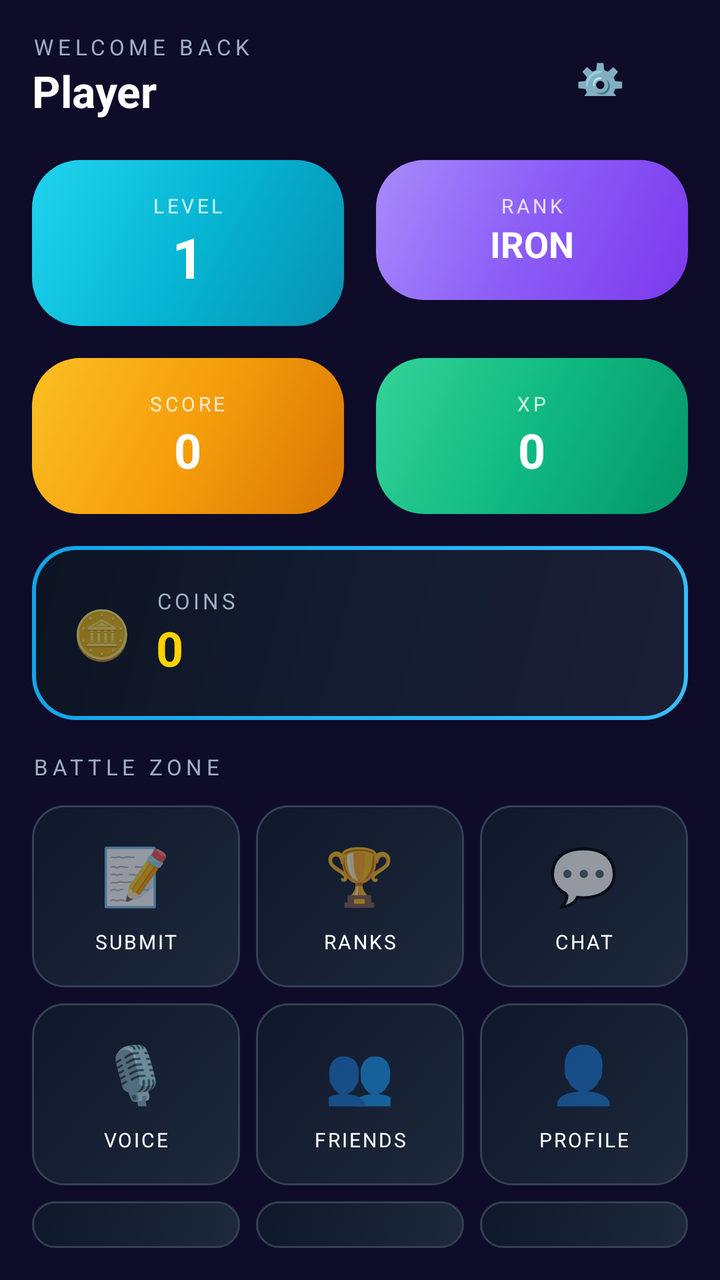
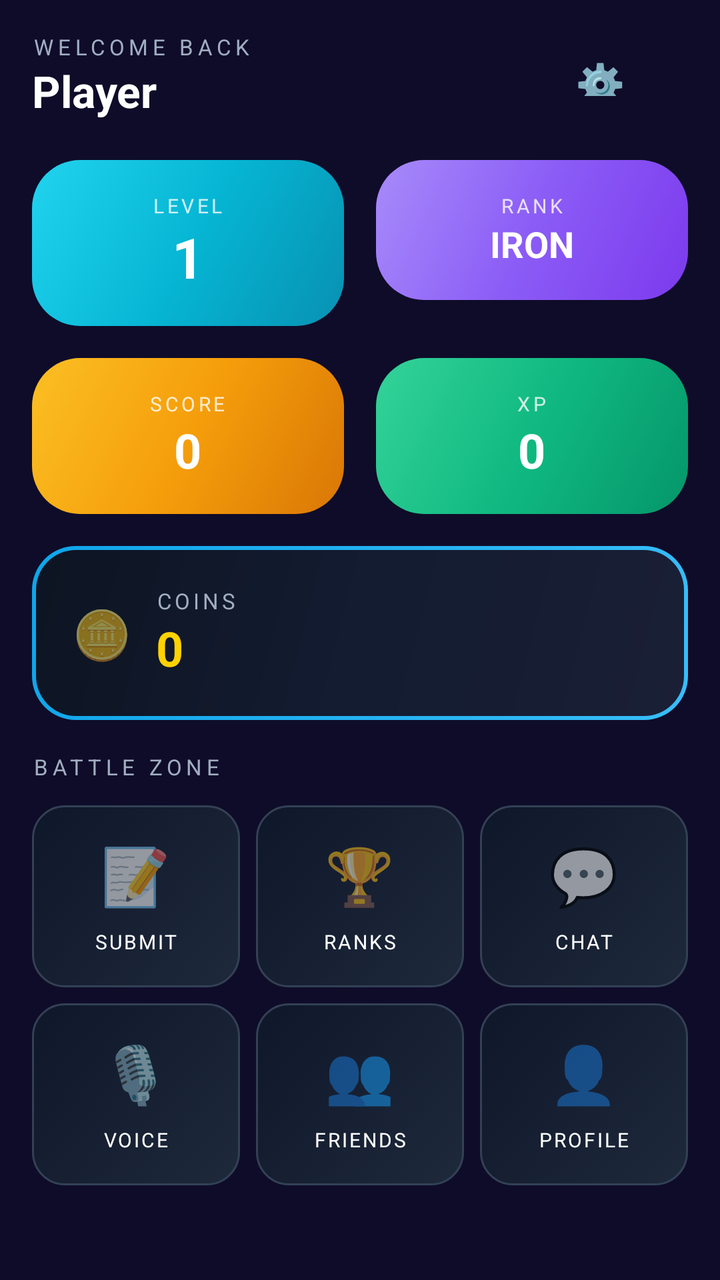

The first picture is an Android layout as it rendered before a commit; the second is the same layout after the commit. The layout source and the unified diff follow.
<!-- AndroidManifest.xml: activity theme Theme.ZeroStress -->
<!-- res/layout/activity_player_dashboard.xml -->
<?xml version="1.0" encoding="utf-8"?>
<LinearLayout xmlns:android="http://schemas.android.com/apk/res/android"
    xmlns:app="http://schemas.android.com/apk/res-auto"
    android:layout_width="match_parent"
    android:layout_height="match_parent"
    android:orientation="vertical"
    android:background="@color/bg_main"
    android:padding="16dp">

    
    <LinearLayout
        android:layout_width="match_parent"
        android:layout_height="wrap_content"
        android:orientation="horizontal"
        android:gravity="center_vertical"
        android:layout_marginBottom="20dp">

        <LinearLayout
            android:layout_width="0dp"
            android:layout_height="wrap_content"
            android:layout_weight="1"
            android:orientation="vertical">

            <TextView
                android:layout_width="wrap_content"
                android:layout_height="wrap_content"
                android:text="WELCOME BACK"
                android:textColor="@color/text_secondary"
                android:textSize="11sp"
                android:letterSpacing="0.2" />

            <TextView
                android:id="@+id/tvPlayerName"
                android:layout_width="wrap_content"
                android:layout_height="wrap_content"
                android:text="Player"
                android:textColor="@color/text_primary"
                android:textSize="22sp"
                android:textStyle="bold" />
        </LinearLayout>

        <com.google.android.material.button.MaterialButton
            android:id="@+id/btnSettings"
            style="@style/Widget.MaterialComponents.Button.TextButton"
            android:layout_width="wrap_content"
            android:layout_height="40dp"
            android:text="⚙️"
            android:textSize="20sp"
            app:backgroundTint="@android:color/transparent" />
    </LinearLayout>

    
    <LinearLayout
        android:layout_width="match_parent"
        android:layout_height="wrap_content"
        android:orientation="horizontal"
        android:layout_marginBottom="16dp">

        
        <LinearLayout
            android:layout_width="0dp"
            android:layout_height="wrap_content"
            android:layout_weight="1"
            android:layout_marginEnd="8dp"
            android:orientation="vertical"
            android:background="@drawable/bg_gradient_cyan"
            android:padding="16dp"
            android:gravity="center">

            <TextView
                android:layout_width="wrap_content"
                android:layout_height="wrap_content"
                android:text="LEVEL"
                android:textColor="@color/white"
                android:textSize="10sp"
                android:letterSpacing="0.15"
                android:alpha="0.8" />

            <TextView
                android:id="@+id/tvLevel"
                android:layout_width="wrap_content"
                android:layout_height="wrap_content"
                android:text="1"
                android:textColor="@color/white"
                android:textSize="28sp"
                android:textStyle="bold" />
        </LinearLayout>

        
        <LinearLayout
            android:layout_width="0dp"
            android:layout_height="wrap_content"
            android:layout_weight="1"
            android:layout_marginStart="8dp"
            android:orientation="vertical"
            android:background="@drawable/bg_gradient_purple"
            android:padding="16dp"
            android:gravity="center">

            <TextView
                android:layout_width="wrap_content"
                android:layout_height="wrap_content"
                android:text="RANK"
                android:textColor="@color/white"
                android:textSize="10sp"
                android:letterSpacing="0.15"
                android:alpha="0.8" />

            <TextView
                android:id="@+id/tvRank"
                android:layout_width="wrap_content"
                android:layout_height="wrap_content"
                android:text="IRON"
                android:textColor="@color/white"
                android:textSize="18sp"
                android:textStyle="bold"
                android:textAllCaps="true" />
        </LinearLayout>
    </LinearLayout>

    
    <LinearLayout
        android:layout_width="match_parent"
        android:layout_height="wrap_content"
        android:orientation="horizontal"
        android:layout_marginBottom="16dp">

        
        <LinearLayout
            android:layout_width="0dp"
            android:layout_height="wrap_content"
            android:layout_weight="1"
            android:layout_marginEnd="8dp"
            android:orientation="vertical"
            android:background="@drawable/bg_gradient_gold"
            android:padding="16dp"
            android:gravity="center">

            <TextView
                android:layout_width="wrap_content"
                android:layout_height="wrap_content"
                android:text="SCORE"
                android:textColor="@color/white"
                android:textSize="10sp"
                android:letterSpacing="0.15"
                android:alpha="0.8" />

            <TextView
                android:id="@+id/tvScore"
                android:layout_width="wrap_content"
                android:layout_height="wrap_content"
                android:text="0"
                android:textColor="@color/white"
                android:textSize="24sp"
                android:textStyle="bold" />
        </LinearLayout>

        
        <LinearLayout
            android:layout_width="0dp"
            android:layout_height="wrap_content"
            android:layout_weight="1"
            android:layout_marginStart="8dp"
            android:orientation="vertical"
            android:background="@drawable/bg_gradient_green"
            android:padding="16dp"
            android:gravity="center">

            <TextView
                android:layout_width="wrap_content"
                android:layout_height="wrap_content"
                android:text="XP"
                android:textColor="@color/white"
                android:textSize="10sp"
                android:letterSpacing="0.15"
                android:alpha="0.8" />

            <TextView
                android:id="@+id/tvXp"
                android:layout_width="wrap_content"
                android:layout_height="wrap_content"
                android:text="0"
                android:textColor="@color/white"
                android:textSize="24sp"
                android:textStyle="bold" />
        </LinearLayout>
    </LinearLayout>

    
    <LinearLayout
        android:layout_width="match_parent"
        android:layout_height="wrap_content"
        android:orientation="vertical"
        android:background="@drawable/bg_gaming_card_glow"
        android:padding="20dp"
        android:layout_marginBottom="16dp">

        <LinearLayout
            android:layout_width="wrap_content"
            android:layout_height="wrap_content"
            android:orientation="horizontal"
            android:gravity="center_vertical">

            <TextView
                android:layout_width="wrap_content"
                android:layout_height="wrap_content"
                android:text="🪙"
                android:textSize="24sp"
                android:layout_marginEnd="12dp" />

            <LinearLayout
                android:layout_width="wrap_content"
                android:layout_height="wrap_content"
                android:orientation="vertical">

                <TextView
                    android:layout_width="wrap_content"
                    android:layout_height="wrap_content"
                    android:text="COINS"
                    android:textColor="@color/text_secondary"
                    android:textSize="11sp"
                    android:letterSpacing="0.15" />

                <TextView
                    android:id="@+id/tvCoins"
                    android:layout_width="wrap_content"
                    android:layout_height="wrap_content"
                    android:text="0"
                    android:textColor="@color/gold"
                    android:textSize="24sp"
                    android:textStyle="bold" />
            </LinearLayout>
        </LinearLayout>
    </LinearLayout>

    
    <TextView
        android:layout_width="wrap_content"
        android:layout_height="wrap_content"
        android:text="BATTLE ZONE"
        android:textColor="@color/text_secondary"
        android:textSize="11sp"
        android:letterSpacing="0.2"
        android:layout_marginBottom="12dp" />

    <LinearLayout
        android:layout_width="match_parent"
        android:layout_height="wrap_content"
        android:orientation="horizontal"
        android:layout_marginBottom="8dp">

        
        <LinearLayout
            android:id="@+id/btnSubmitMatch"
            android:layout_width="0dp"
            android:layout_height="wrap_content"
            android:layout_weight="1"
            android:layout_marginEnd="4dp"
            android:orientation="vertical"
            android:background="@drawable/bg_gaming_nav_button"
            android:padding="16dp"
            android:gravity="center"
            android:clickable="true"
            android:focusable="true">

            <TextView
                android:layout_width="wrap_content"
                android:layout_height="wrap_content"
                android:text="📝"
                android:textSize="28sp" />

            <TextView
                android:layout_width="wrap_content"
                android:layout_height="wrap_content"
                android:text="SUBMIT"
                android:textColor="@color/text_primary"
                android:textSize="10sp"
                android:letterSpacing="0.1"
                android:layout_marginTop="8dp" />
        </LinearLayout>

        
        <LinearLayout
            android:id="@+id/btnLeaderboard"
            android:layout_width="0dp"
            android:layout_height="wrap_content"
            android:layout_weight="1"
            android:layout_marginStart="4dp"
            android:layout_marginEnd="4dp"
            android:orientation="vertical"
            android:background="@drawable/bg_gaming_nav_button"
            android:padding="16dp"
            android:gravity="center"
            android:clickable="true"
            android:focusable="true">

            <TextView
                android:layout_width="wrap_content"
                android:layout_height="wrap_content"
                android:text="🏆"
                android:textSize="28sp" />

            <TextView
                android:layout_width="wrap_content"
                android:layout_height="wrap_content"
                android:text="RANKS"
                android:textColor="@color/text_primary"
                android:textSize="10sp"
                android:letterSpacing="0.1"
                android:layout_marginTop="8dp" />
        </LinearLayout>

        
        <LinearLayout
            android:id="@+id/btnChat"
            android:layout_width="0dp"
            android:layout_height="wrap_content"
            android:layout_weight="1"
            android:layout_marginStart="4dp"
            android:orientation="vertical"
            android:background="@drawable/bg_gaming_nav_button"
            android:padding="16dp"
            android:gravity="center"
            android:clickable="true"
            android:focusable="true">

            <TextView
                android:layout_width="wrap_content"
                android:layout_height="wrap_content"
                android:text="💬"
                android:textSize="28sp" />

            <TextView
                android:layout_width="wrap_content"
                android:layout_height="wrap_content"
                android:text="CHAT"
                android:textColor="@color/text_primary"
                android:textSize="10sp"
                android:letterSpacing="0.1"
                android:layout_marginTop="8dp" />
        </LinearLayout>
    </LinearLayout>

    <LinearLayout
        android:layout_width="match_parent"
        android:layout_height="wrap_content"
        android:orientation="horizontal"
        android:layout_marginBottom="8dp">

        
        <LinearLayout
            android:id="@+id/btnVoice"
            android:layout_width="0dp"
            android:layout_height="wrap_content"
            android:layout_weight="1"
            android:layout_marginEnd="4dp"
            android:orientation="vertical"
            android:background="@drawable/bg_gaming_nav_button"
            android:padding="16dp"
            android:gravity="center"
            android:clickable="true"
            android:focusable="true">

            <TextView
                android:layout_width="wrap_content"
                android:layout_height="wrap_content"
                android:text="🎙️"
                android:textSize="28sp" />

            <TextView
                android:layout_width="wrap_content"
                android:layout_height="wrap_content"
                android:text="VOICE"
                android:textColor="@color/text_primary"
                android:textSize="10sp"
                android:letterSpacing="0.1"
                android:layout_marginTop="8dp" />
        </LinearLayout>

        
        <LinearLayout
            android:id="@+id/btnFriends"
            android:layout_width="0dp"
            android:layout_height="wrap_content"
            android:layout_weight="1"
            android:layout_marginStart="4dp"
            android:layout_marginEnd="4dp"
            android:orientation="vertical"
            android:background="@drawable/bg_gaming_nav_button"
            android:padding="16dp"
            android:gravity="center"
            android:clickable="true"
            android:focusable="true">

            <TextView
                android:layout_width="wrap_content"
                android:layout_height="wrap_content"
                android:text="👥"
                android:textSize="28sp" />

            <TextView
                android:layout_width="wrap_content"
                android:layout_height="wrap_content"
                android:text="FRIENDS"
                android:textColor="@color/text_primary"
                android:textSize="10sp"
                android:letterSpacing="0.1"
                android:layout_marginTop="8dp" />
        </LinearLayout>

        
        <LinearLayout
            android:id="@+id/btnProfile"
            android:layout_width="0dp"
            android:layout_height="wrap_content"
            android:layout_weight="1"
            android:layout_marginStart="4dp"
            android:orientation="vertical"
            android:background="@drawable/bg_gaming_nav_button"
            android:padding="16dp"
            android:gravity="center"
            android:clickable="true"
            android:focusable="true">

            <TextView
                android:layout_width="wrap_content"
                android:layout_height="wrap_content"
                android:text="👤"
                android:textSize="28sp" />

            <TextView
                android:layout_width="wrap_content"
                android:layout_height="wrap_content"
                android:text="PROFILE"
                android:textColor="@color/text_primary"
                android:textSize="10sp"
                android:letterSpacing="0.1"
                android:layout_marginTop="8dp" />
        </LinearLayout>
    </LinearLayout>

    <LinearLayout
        android:layout_width="match_parent"
        android:layout_height="wrap_content"
        android:orientation="horizontal">

        
        <LinearLayout
            android:id="@+id/btnAchievements"
            android:layout_width="0dp"
            android:layout_height="wrap_content"
            android:layout_weight="1"
            android:layout_marginEnd="4dp"
            android:orientation="vertical"
            android:background="@drawable/bg_gaming_nav_button"
            android:padding="16dp"
            android:gravity="center"
            android:clickable="true"
            android:focusable="true">

            <TextView
                android:layout_width="wrap_content"
                android:layout_height="wrap_content"
                android:text="🏅"
                android:textSize="28sp" />

            <TextView
                android:layout_width="wrap_content"
                android:layout_height="wrap_content"
                android:text="AWARDS"
                android:textColor="@color/text_primary"
                android:textSize="10sp"
                android:letterSpacing="0.1"
                android:layout_marginTop="8dp" />
        </LinearLayout>

        
        <LinearLayout
            android:id="@+id/btnSeasons"
            android:layout_width="0dp"
            android:layout_height="wrap_content"
            android:layout_weight="1"
            android:layout_marginStart="4dp"
            android:layout_marginEnd="4dp"
            android:orientation="vertical"
            android:background="@drawable/bg_gaming_nav_button"
            android:padding="16dp"
            android:gravity="center"
            android:clickable="true"
            android:focusable="true">

            <TextView
                android:layout_width="wrap_content"
                android:layout_height="wrap_content"
                android:text="📅"
                android:textSize="28sp" />

            <TextView
                android:layout_width="wrap_content"
                android:layout_height="wrap_content"
                android:text="SEASONS"
                android:textColor="@color/text_primary"
                android:textSize="10sp"
                android:letterSpacing="0.1"
                android:layout_marginTop="8dp" />
        </LinearLayout>

        
        <LinearLayout
            android:id="@+id/btnSchedule"
            android:layout_width="0dp"
            android:layout_height="wrap_content"
            android:layout_weight="1"
            android:layout_marginStart="4dp"
            android:orientation="vertical"
            android:background="@drawable/bg_gaming_nav_button"
            android:padding="16dp"
            android:gravity="center"
            android:clickable="true"
            android:focusable="true">

            <TextView
                android:layout_width="wrap_content"
                android:layout_height="wrap_content"
                android:text="📋"
                android:textSize="28sp" />

            <TextView
                android:layout_width="wrap_content"
                android:layout_height="wrap_content"
                android:text="SCHEDULE"
                android:textColor="@color/text_primary"
                android:textSize="10sp"
                android:letterSpacing="0.1"
                android:layout_marginTop="8dp" />
        </LinearLayout>
    </LinearLayout>

    <View
        android:layout_width="match_parent"
        android:layout_height="0dp"
        android:layout_weight="1" />

    
    <com.google.android.material.button.MaterialButton
        android:id="@+id/btnLogout"
        style="@style/Widget.MaterialComponents.Button.TextButton"
        android:layout_width="match_parent"
        android:layout_height="48dp"
        android:text="LOGOUT"
        android:textColor="@color/danger"
        android:textSize="12sp"
        android:letterSpacing="0.15"
        app:backgroundTint="@android:color/transparent" />

</LinearLayout>
<!-- resources referenced by this layout -->
<resources>
  <color name="bg_main">#0f0c29</color>
  <color name="danger">#fc4a1a</color>
  <color name="gold">#ffd200</color>
  <color name="text_primary">#ffffff</color>
  <color name="text_secondary">#a0aec0</color>
  <color name="white">#FFFFFF</color>
  <!-- drawable bg_gaming_nav_button (drawable) -->
  <?xml version="1.0" encoding="utf-8"?>
  <selector xmlns:android="http://schemas.android.com/apk/res/android">
      <item android:state_pressed="true">
          <shape android:shape="rectangle">
              <gradient
                  android:startColor="#38bdf8"
                  android:endColor="#0ea5e9"
                  android:angle="135" />
              <corners android:radius="16dp" />
          </shape>
      </item>
      <item>
          <shape android:shape="rectangle">
              <gradient
                  android:startColor="#1e293b"
                  android:endColor="#0f172a"
                  android:angle="135" />
              <corners android:radius="16dp" />
              <stroke
                  android:width="1dp"
                  android:color="#334155" />
          </shape>
      </item>
  </selector>
  <!-- drawable bg_gradient_cyan (drawable) -->
  <?xml version="1.0" encoding="utf-8"?>
  <shape xmlns:android="http://schemas.android.com/apk/res/android"
      android:shape="rectangle">
      <gradient
          android:startColor="#0891b2"
          android:centerColor="#06b6d4"
          android:endColor="#22d3ee"
          android:angle="135" />
      <corners android:radius="24dp" />
  </shape>
  <!-- drawable bg_gradient_gold (drawable) -->
  <?xml version="1.0" encoding="utf-8"?>
  <shape xmlns:android="http://schemas.android.com/apk/res/android"
      android:shape="rectangle">
      <gradient
          android:startColor="#d97706"
          android:centerColor="#f59e0b"
          android:endColor="#fbbf24"
          android:angle="135" />
      <corners android:radius="24dp" />
  </shape>
  <!-- drawable bg_gradient_green (drawable) -->
  <?xml version="1.0" encoding="utf-8"?>
  <shape xmlns:android="http://schemas.android.com/apk/res/android"
      android:shape="rectangle">
      <gradient
          android:startColor="#059669"
          android:centerColor="#10b981"
          android:endColor="#34d399"
          android:angle="135" />
      <corners android:radius="24dp" />
  </shape>
  <!-- drawable bg_gradient_purple (drawable) -->
  <?xml version="1.0" encoding="utf-8"?>
  <shape xmlns:android="http://schemas.android.com/apk/res/android"
      android:shape="rectangle">
      <gradient
          android:startColor="#7c3aed"
          android:centerColor="#8b5cf6"
          android:endColor="#a78bfa"
          android:angle="135" />
      <corners android:radius="24dp" />
  </shape>
  <style name="Theme.ZeroStress" parent="Theme.MaterialComponents.DayNight.NoActionBar">
          <item name="colorPrimary">@color/primary</item>
          <item name="colorPrimaryDark">@color/primary_dark</item>
          <item name="colorAccent">@color/accent</item>
          <item name="android:windowBackground">@color/bg_main</item>
          <item name="android:statusBarColor">@color/bg_main</item>
          <item name="android:navigationBarColor">@color/bg_main</item>
          <item name="android:textColorPrimary">@color/text_primary</item>
          <item name="android:textColorSecondary">@color/text_secondary</item>
      </style>
  <color name="primary">#667eea</color>
  <color name="primary_dark">#764ba2</color>
  <color name="accent">#38ef7d</color>
  <!-- unchanged entries left out for length: 1 -->
</resources>

<!-- the commit's change to res/layout/activity_player_dashboard.xml (unified diff, before → after) -->
@@ -439,6 +439,115 @@
         </LinearLayout>
     </LinearLayout>
 
+    
+    <TextView
+        android:layout_width="wrap_content"
+        android:layout_height="wrap_content"
+        android:text="EXTRA"
+        android:textColor="@color/text_secondary"
+        android:textSize="11sp"
+        android:letterSpacing="0.2"
+        android:layout_marginBottom="12dp"
+        android:layout_marginTop="8dp" />
+
+    <LinearLayout
+        android:layout_width="match_parent"
+        android:layout_height="wrap_content"
+        android:orientation="horizontal"
+        android:layout_marginBottom="8dp">
+
+        
+        <LinearLayout
+            android:id="@+id/btnDailyRewards"
+            android:layout_width="0dp"
+            android:layout_height="wrap_content"
+            android:layout_weight="1"
+            android:layout_marginEnd="4dp"
+            android:orientation="vertical"
+            android:background="@drawable/bg_gaming_nav_button"
+            android:padding="12dp"
+            android:gravity="center"
+            android:clickable="true"
+            android:focusable="true">
+
+            <TextView
+                android:layout_width="wrap_content"
+                android:layout_height="wrap_content"
+                android:text="🎁"
+                android:textSize="24sp" />
+
+            <TextView
+                android:layout_width="wrap_content"
+                android:layout_height="wrap_content"
+                android:text="REWARDS"
+                android:textColor="@color/text_primary"
+                android:textSize="9sp"
+                android:letterSpacing="0.1"
+                android:layout_marginTop="6dp" />
+        </LinearLayout>
+
+        
+        <LinearLayout
+            android:id="@+id/btnChallenges"
+            android:layout_width="0dp"
+            android:layout_height="wrap_content"
+            android:layout_weight="1"
+            android:layout_marginStart="4dp"
+            android:layout_marginEnd="4dp"
+            android:orientation="vertical"
+            android:background="@drawable/bg_gaming_nav_button"
+            android:padding="12dp"
+            android:gravity="center"
+            android:clickable="true"
+            android:focusable="true">
+
+            <TextView
+                android:layout_width="wrap_content"
+                android:layout_height="wrap_content"
+                android:text="📋"
+                android:textSize="24sp" />
+
+            <TextView
+                android:layout_width="wrap_content"
+                android:layout_height="wrap_content"
+                android:text="CHALLENGES"
+                android:textColor="@color/text_primary"
+                android:textSize="9sp"
+                android:letterSpacing="0.1"
+                android:layout_marginTop="6dp" />
+        </LinearLayout>
+
+        
+        <LinearLayout
+            android:id="@+id/btnBattlePass"
+            android:layout_width="0dp"
+            android:layout_height="wrap_content"
+            android:layout_weight="1"
+            android:layout_marginStart="4dp"
+            android:orientation="vertical"
+            android:background="@drawable/bg_gaming_nav_button"
+            android:padding="12dp"
+            android:gravity="center"
+            android:clickable="true"
+            android:focusable="true">
+
+            <TextView
+                android:layout_width="wrap_content"
+                android:layout_height="wrap_content"
+                android:text="⚔️"
+                android:textSize="24sp" />
+
+            <TextView
+                android:layout_width="wrap_content"
+                android:layout_height="wrap_content"
+                android:text="BATTLE PASS"
+                android:textColor="@color/text_primary"
+                android:textSize="9sp"
+                android:letterSpacing="0.1"
+                android:layout_marginTop="6dp" />
+        </LinearLayout>
+    </LinearLayout>
+
     <LinearLayout
         android:layout_width="match_parent"
         android:layout_height="wrap_content"
@@ -446,14 +555,14 @@
 
         
         <LinearLayout
-            android:id="@+id/btnAchievements"
-            android:layout_width="0dp"
-            android:layout_height="wrap_content"
-            android:layout_weight="1"
-            android:layout_marginEnd="4dp"
-            android:orientation="vertical"
-            android:background="@drawable/bg_gaming_nav_button"
-            android:padding="16dp"
+            android:id="@+id/btnTitles"
+            android:layout_width="0dp"
+            android:layout_height="wrap_content"
+            android:layout_weight="1"
+            android:layout_marginEnd="4dp"
+            android:orientation="vertical"
+            android:background="@drawable/bg_gaming_nav_button"
+            android:padding="12dp"
             android:gravity="center"
             android:clickable="true"
             android:focusable="true">
@@ -462,16 +571,47 @@
                 android:layout_width="wrap_content"
                 android:layout_height="wrap_content"
                 android:text="🏅"
-                android:textSize="28sp" />
-
-            <TextView
-                android:layout_width="wrap_content"
-                android:layout_height="wrap_content"
-                android:text="AWARDS"
-                android:textColor="@color/text_primary"
-                android:textSize="10sp"
-                android:letterSpacing="0.1"
-                android:layout_marginTop="8dp" />
+                android:textSize="24sp" />
+
+            <TextView
+                android:layout_width="wrap_content"
+                android:layout_height="wrap_content"
+                android:text="TITLES"
+                android:textColor="@color/text_primary"
+                android:textSize="9sp"
+                android:letterSpacing="0.1"
+                android:layout_marginTop="6dp" />
+        </LinearLayout>
+
+        
+        <LinearLayout
+            android:id="@+id/btnPerformance"
+            android:layout_width="0dp"
+            android:layout_height="wrap_content"
+            android:layout_weight="1"
+            android:layout_marginStart="4dp"
+            android:layout_marginEnd="4dp"
+            android:orientation="vertical"
+            android:background="@drawable/bg_gaming_nav_button"
+            android:padding="12dp"
+            android:gravity="center"
+            android:clickable="true"
+            android:focusable="true">
+
+            <TextView
+                android:layout_width="wrap_content"
+                android:layout_height="wrap_content"
+                android:text="📊"
+                android:textSize="24sp" />
+
+            <TextView
+                android:layout_width="wrap_content"
+                android:layout_height="wrap_content"
+                android:text="STATS"
+                android:textColor="@color/text_primary"
+                android:textSize="9sp"
+                android:letterSpacing="0.1"
+                android:layout_marginTop="6dp" />
         </LinearLayout>
 
         
@@ -481,10 +621,9 @@
             android:layout_height="wrap_content"
             android:layout_weight="1"
             android:layout_marginStart="4dp"
-            android:layout_marginEnd="4dp"
-            android:orientation="vertical"
-            android:background="@drawable/bg_gaming_nav_button"
-            android:padding="16dp"
+            android:orientation="vertical"
+            android:background="@drawable/bg_gaming_nav_button"
+            android:padding="12dp"
             android:gravity="center"
             android:clickable="true"
             android:focusable="true">
@@ -493,46 +632,16 @@
                 android:layout_width="wrap_content"
                 android:layout_height="wrap_content"
                 android:text="📅"
-                android:textSize="28sp" />
+                android:textSize="24sp" />
 
             <TextView
                 android:layout_width="wrap_content"
                 android:layout_height="wrap_content"
                 android:text="SEASONS"
                 android:textColor="@color/text_primary"
-                android:textSize="10sp"
-                android:letterSpacing="0.1"
-                android:layout_marginTop="8dp" />
-        </LinearLayout>
-
-        
-        <LinearLayout
-            android:id="@+id/btnSchedule"
-            android:layout_width="0dp"
-            android:layout_height="wrap_content"
-            android:layout_weight="1"
-            android:layout_marginStart="4dp"
-            android:orientation="vertical"
-            android:background="@drawable/bg_gaming_nav_button"
-            android:padding="16dp"
-            android:gravity="center"
-            android:clickable="true"
-            android:focusable="true">
-
-            <TextView
-                android:layout_width="wrap_content"
-                android:layout_height="wrap_content"
-                android:text="📋"
-                android:textSize="28sp" />
-
-            <TextView
-                android:layout_width="wrap_content"
-                android:layout_height="wrap_content"
-                android:text="SCHEDULE"
-                android:textColor="@color/text_primary"
-                android:textSize="10sp"
-                android:letterSpacing="0.1"
-                android:layout_marginTop="8dp" />
+                android:textSize="9sp"
+                android:letterSpacing="0.1"
+                android:layout_marginTop="6dp" />
         </LinearLayout>
     </LinearLayout>
 
